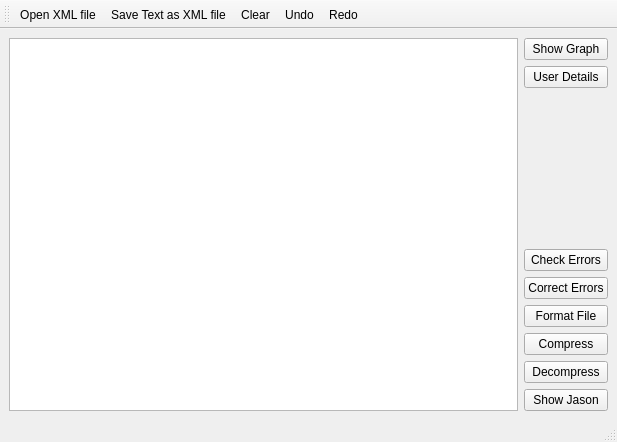
This is xml_project.ui in AhmedHamed00/XML-File-Editor as Qt 5 draws it before an edit. The edited form follows.
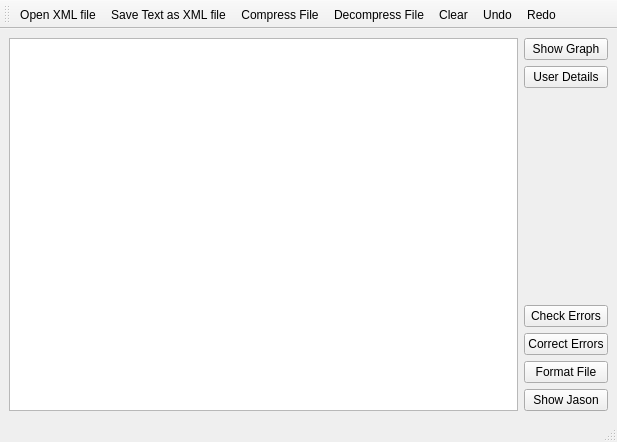
This is the edited form. Icons and pictures are not drawn.

Patch:
```diff
--- a/xml_project.ui
+++ b/xml_project.ui
@@ -77,20 +77,6 @@
           </property>
          </widget>
         </item>
-        <item>
-         <widget class="QPushButton" name="compress_button">
-          <property name="text">
-           <string>Compress</string>
-          </property>
-         </widget>
-        </item>
-        <item>
-         <widget class="QPushButton" name="decompress_button">
-          <property name="text">
-           <string>Decompress</string>
-          </property>
-         </widget>
-        </item>
         <item>
          <widget class="QPushButton" name="jason_button">
           <property name="text">
@@ -120,6 +106,8 @@
    </attribute>
    <addaction name="actionOpen_XML_file"/>
    <addaction name="actionSave_Text_as_XML_file"/>
+   <addaction name="actionCompress"/>
+   <addaction name="actionDecompress"/>
    <addaction name="actionClear"/>
    <addaction name="actionundo"/>
    <addaction name="actionRedo"/>
@@ -169,6 +157,30 @@
     <string>Redo</string>
    </property>
   </action>
+  <action name="actionCompress">
+   <property name="icon">
+    <iconset resource="images.qrc">
+     <normaloff>:/images/compression.png</normaloff>:/images/compression.png</iconset>
+   </property>
+   <property name="text">
+    <string>Compress File</string>
+   </property>
+   <property name="menuRole">
+    <enum>QAction::NoRole</enum>
+   </property>
+  </action>
+  <action name="actionDecompress">
+   <property name="icon">
+    <iconset resource="images.qrc">
+     <normaloff>:/images/zip.png</normaloff>:/images/zip.png</iconset>
+   </property>
+   <property name="text">
+    <string>Decompress File</string>
+   </property>
+   <property name="menuRole">
+    <enum>QAction::NoRole</enum>
+   </property>
+  </action>
  </widget>
  <resources>
   <include location="images.qrc"/>
```
Left out of the diff: 2 changed lines with no effect on the pictures.
